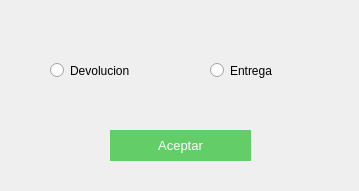
This is Pantallas UI/Herramientas/stock de herramientas por tecnico/mensajeDevolucionEntrega.ui in AlemFernandez786/Scabox as Qt 5 draws it before an edit. The edited form follows.
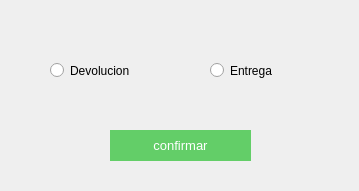
This is the edited form.

What changed in the file:
```diff
--- a/Pantallas UI/Herramientas/stock de herramientas por tecnico/mensajeDevolucionEntrega.ui
+++ b/Pantallas UI/Herramientas/stock de herramientas por tecnico/mensajeDevolucionEntrega.ui
@@ -61,7 +61,7 @@
 border:none;</string>
    </property>
    <property name="text">
-    <string>Aceptar</string>
+    <string>confirmar</string>
    </property>
   </widget>
  </widget>
```
Left out of the diff: 6 changed lines with no effect on the pictures.
